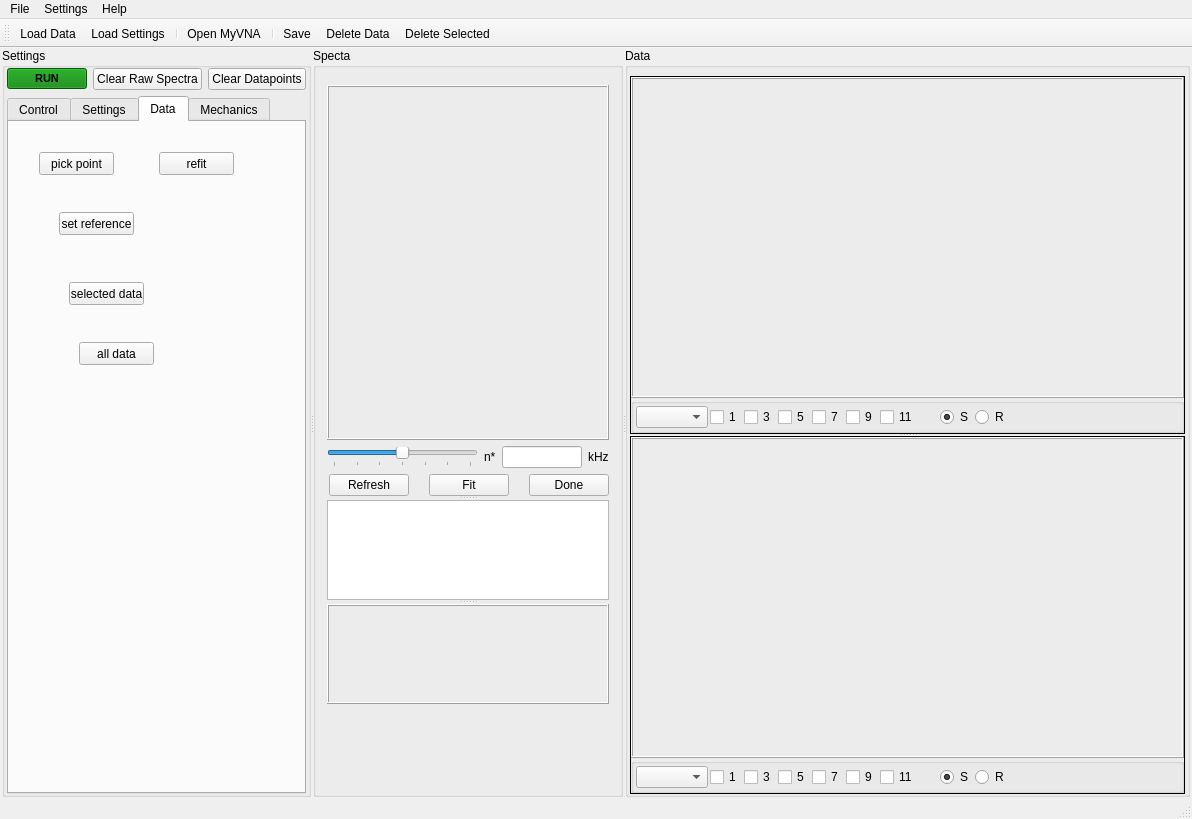
The window that QCM_GUI_test6.ui (shullgroup/rheoQCM) describes before a commit, drawn with Qt 5.
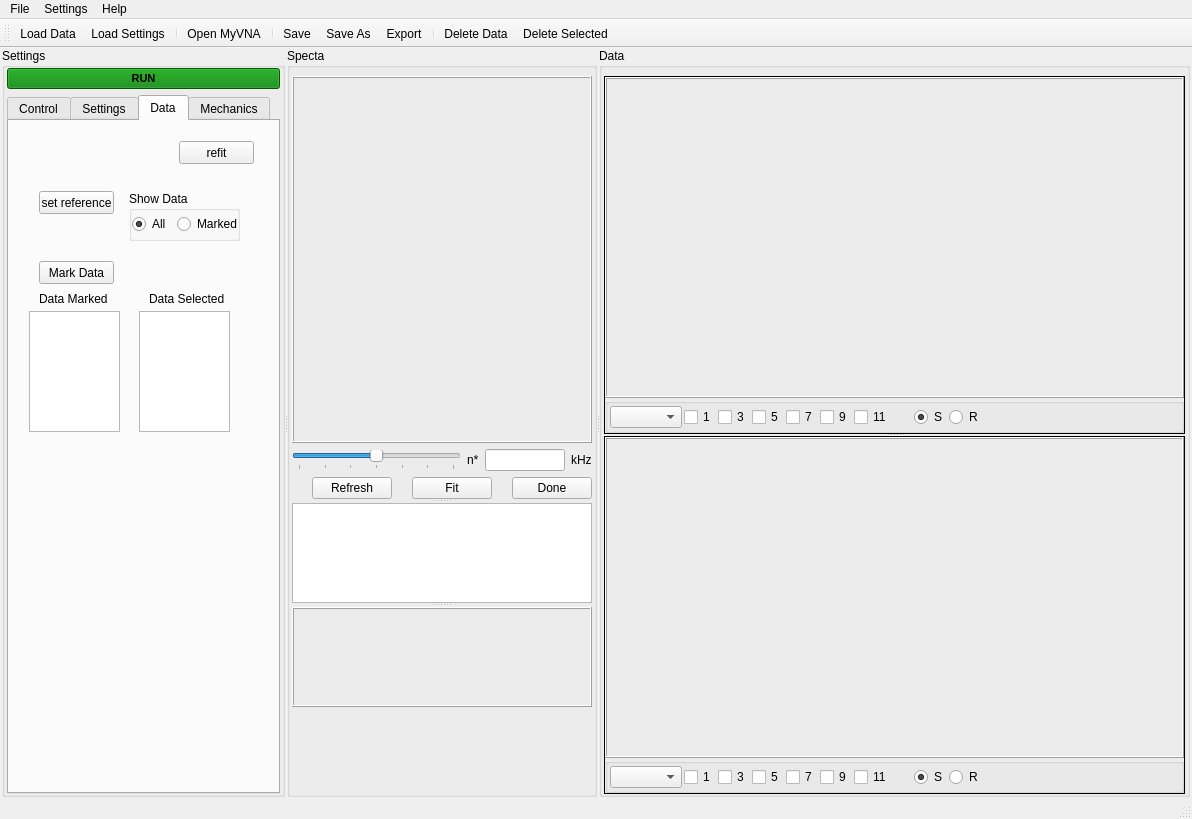
The same window after the commit. The open tabs and pages were chosen to show the change. Icons and pictures are not drawn.

```diff
--- a/QCM_GUI_test6.ui
+++ b/QCM_GUI_test6.ui
@@ -136,32 +136,6 @@
               </property>
              </widget>
             </item>
-            <item>
-             <widget class="QPushButton" name="pushButton_clear_spectra">
-              <property name="sizePolicy">
-               <sizepolicy hsizetype="Preferred" vsizetype="Fixed">
-                <horstretch>0</horstretch>
-                <verstretch>0</verstretch>
-               </sizepolicy>
-              </property>
-              <property name="text">
-               <string>Clear Raw Spectra</string>
-              </property>
-             </widget>
-            </item>
-            <item>
-             <widget class="QPushButton" name="pushButton_clear_datapoints">
-              <property name="sizePolicy">
-               <sizepolicy hsizetype="Preferred" vsizetype="Fixed">
-                <horstretch>0</horstretch>
-                <verstretch>0</verstretch>
-               </sizepolicy>
-              </property>
-              <property name="text">
-               <string>Clear Datapoints</string>
-              </property>
-             </widget>
-            </item>
            </layout>
           </item>
           <item>
@@ -1557,6 +1531,7 @@
 border-image: url(:/icon/rc/temp_sensor.svg);
 background: none;
 border: none;
+background-repeat: none;
 }
 </string>
                 </property>
@@ -1586,6 +1561,7 @@
 border-image: url(:/icon/rc/signal_ch.svg);
 background: none;
 border: none;
+background-repeat: none;
 }
 </string>
                 </property>
@@ -1634,6 +1610,7 @@
 border-image: url(:/icon/rc/ref_input.svg);
 background: none;
 border: none;
+background-repeat: none;
 }
 </string>
                 </property>
@@ -1686,24 +1663,11 @@
              <attribute name="title">
               <string>Data</string>
              </attribute>
-             <widget class="QPushButton" name="pushButton_4">
-              <property name="geometry">
-               <rect>
-                <x>30</x>
-                <y>30</y>
-                <width>75</width>
-                <height>23</height>
-               </rect>
-              </property>
-              <property name="text">
-               <string>pick point</string>
-              </property>
-             </widget>
              <widget class="QPushButton" name="pushButton_5">
               <property name="geometry">
                <rect>
-                <x>150</x>
-                <y>30</y>
+                <x>170</x>
+                <y>20</y>
                 <width>75</width>
                 <height>23</height>
                </rect>
@@ -1715,8 +1679,8 @@
              <widget class="QPushButton" name="pushButton_6">
               <property name="geometry">
                <rect>
-                <x>50</x>
-                <y>90</y>
+                <x>30</x>
+                <y>70</y>
                 <width>75</width>
                 <height>23</height>
                </rect>
@@ -1725,30 +1689,110 @@
                <string>set reference</string>
               </property>
              </widget>
-             <widget class="QPushButton" name="pushButton_7">
+             <widget class="QPushButton" name="pushButton_13">
               <property name="geometry">
                <rect>
-                <x>60</x>
-                <y>160</y>
+                <x>30</x>
+                <y>140</y>
                 <width>75</width>
                 <height>23</height>
                </rect>
               </property>
               <property name="text">
-               <string>selected data</string>
+               <string>Mark Data</string>
               </property>
              </widget>
-             <widget class="QPushButton" name="pushButton_8">
+             <widget class="QGroupBox" name="groupBox_2">
               <property name="geometry">
                <rect>
-                <x>70</x>
-                <y>220</y>
-                <width>75</width>
-                <height>23</height>
+                <x>120</x>
+                <y>70</y>
+                <width>111</width>
+                <height>50</height>
                </rect>
               </property>
+              <property name="title">
+               <string>Show Data</string>
+              </property>
+              <layout class="QHBoxLayout" name="horizontalLayout_15">
+               <property name="spacing">
+                <number>6</number>
+               </property>
+               <property name="leftMargin">
+                <number>0</number>
+               </property>
+               <property name="topMargin">
+                <number>0</number>
+               </property>
+               <property name="rightMargin">
+                <number>0</number>
+               </property>
+               <property name="bottomMargin">
+                <number>0</number>
+               </property>
+               <item>
+                <widget class="QRadioButton" name="radioButton">
+                 <property name="text">
+                  <string>All</string>
+                 </property>
+                 <property name="checked">
+                  <bool>true</bool>
+                 </property>
+                </widget>
+               </item>
+               <item>
+                <widget class="QRadioButton" name="radioButton_2">
+                 <property name="text">
+                  <string>Marked</string>
+                 </property>
+                </widget>
+               </item>
+              </layout>
+             </widget>
+             <widget class="QTextEdit" name="textEdit">
+              <property name="geometry">
+               <rect>
+                <x>20</x>
+                <y>190</y>
+                <width>91</width>
+                <height>121</height>
+               </rect>
+              </property>
+             </widget>
+             <widget class="QLabel" name="label_7">
+              <property name="geometry">
+               <rect>
+                <x>30</x>
+                <y>170</y>
+                <width>111</width>
+                <height>16</height>
+               </rect>
+              </property>
               <property name="text">
-               <string>all data</string>
+               <string>Data Marked</string>
+              </property>
+             </widget>
+             <widget class="QLabel" name="label_10">
+              <property name="geometry">
+               <rect>
+                <x>140</x>
+                <y>170</y>
+                <width>81</width>
+                <height>16</height>
+               </rect>
+              </property>
+              <property name="text">
+               <string>Data Selected</string>
+              </property>
+             </widget>
+             <widget class="QTextEdit" name="textEdit_2">
+              <property name="geometry">
+               <rect>
+                <x>130</x>
+                <y>190</y>
+                <width>91</width>
+                <height>121</height>
+               </rect>
               </property>
              </widget>
             </widget>
@@ -2266,12 +2310,12 @@
                <string>Modulus Reference: </string>
               </property>
              </widget>
-             <widget class="QWidget" name="">
+             <widget class="QWidget" name="layoutWidget">
               <property name="geometry">
                <rect>
                 <x>70</x>
                 <y>330</y>
-                <width>61</width>
+                <width>113</width>
                 <height>22</height>
                </rect>
               </property>
@@ -2338,6 +2382,7 @@
                </item>
               </layout>
              </widget>
+             <zorder>layoutWidget</zorder>
              <zorder>comboBox</zorder>
              <zorder>pushButton_3</zorder>
              <zorder>groupBox</zorder>
@@ -2346,15 +2391,11 @@
              <zorder>tableWidget_3</zorder>
              <zorder>pushButton_9</zorder>
              <zorder>pushButton_10</zorder>
-             <zorder>spinBox</zorder>
-             <zorder>spinBox_2</zorder>
-             <zorder>spinBox_3</zorder>
              <zorder>comboBox_6</zorder>
              <zorder>checkBox_7</zorder>
              <zorder>checkBox_8</zorder>
              <zorder>pushButton_12</zorder>
              <zorder>treeWidget</zorder>
-             <zorder>treeWidget</zorder>
              <zorder>label_6</zorder>
             </widget>
            </widget>
@@ -2414,13 +2455,7 @@
            </spacer>
           </item>
           <item>
-           <widget class="QLabel" name="label_settings_la">
-            <property name="sizePolicy">
-             <sizepolicy hsizetype="Fixed" vsizetype="Fixed">
-              <horstretch>0</horstretch>
-              <verstretch>0</verstretch>
-             </sizepolicy>
-            </property>
+           <widget class="QPushButton" name="pushButton_settings_la">
             <property name="minimumSize">
              <size>
               <width>8</width>
@@ -2434,32 +2469,31 @@
              </size>
             </property>
             <property name="styleSheet">
-             <string notr="true">#label_settings_la
+             <string notr="true">#pushButton_settings_la
 {
 background-color: transparent;
 border-image: url(:/icon/rc/la.svg);
 background: none;
 border: none;
-background-respeat: none;
+background-repeat: none;
 }
+
+#pushButton_settings_la:hover:!pressed
+{
+background-color: rgba(155, 230, 255, 160);
+border: 1px solid blue;
+/* border-style: inset; */
+}
+
 </string>
             </property>
             <property name="text">
              <string/>
             </property>
-            <property name="scaledContents">
-             <bool>false</bool>
-            </property>
            </widget>
           </item>
           <item>
-           <widget class="QLabel" name="label_settings_ra">
-            <property name="sizePolicy">
-             <sizepolicy hsizetype="Fixed" vsizetype="Fixed">
-              <horstretch>0</horstretch>
-              <verstretch>0</verstretch>
-             </sizepolicy>
-            </property>
+           <widget class="QPushButton" name="pushButton_settings_ra">
             <property name="minimumSize">
              <size>
               <width>8</width>
@@ -2473,13 +2507,20 @@
              </size>
             </property>
             <property name="styleSheet">
-             <string notr="true">#label_settings_ra
+             <string notr="true">#pushButton_settings_ra
 {
 background-color: transparent;
 border-image: url(:/icon/rc/ra.svg);
 background: none;
 border: none;
-background-respeat: none;
+background-repeat: none;
+}
+
+#pushButton_settings_ra:hover:!pressed
+{
+background-color: rgba(155, 230, 255, 160);
+border: 1px solid blue;
+/* border-style: inset; */
 }
 </string>
             </property>
@@ -2491,9 +2532,9 @@
          </layout>
         </item>
         <item>
-         <widget class="QStackedWidget" name="stackedWidget_spectra_mechanics">
+         <widget class="QStackedWidget" name="stackedWidget_spectra">
           <property name="currentIndex">
-           <number>0</number>
+           <number>1</number>
           </property>
           <widget class="QWidget" name="page_spectra_show">
            <layout class="QVBoxLayout" name="verticalLayout_19">
@@ -2671,15 +2712,30 @@
           </widget>
           <widget class="QWidget" name="page_spectra_fit">
            <layout class="QVBoxLayout" name="verticalLayout_27">
+            <property name="spacing">
+             <number>0</number>
+            </property>
+            <property name="leftMargin">
+             <number>0</number>
+            </property>
+            <property name="topMargin">
+             <number>0</number>
+            </property>
+            <property name="rightMargin">
+             <number>0</number>
+            </property>
+            <property name="bottomMargin">
+             <number>0</number>
+            </property>
             <item>
              <widget class="QSplitter" name="splitter_7">
               <property name="orientation">
                <enum>Qt::Vertical</enum>
               </property>
-              <widget class="QWidget" name="">
+              <widget class="QWidget" name="layoutWidget">
                <layout class="QVBoxLayout" name="verticalLayout_20">
                 <item>
-                 <widget class="QFrame" name="frame">
+                 <widget class="QFrame" name="frame_spectra_fit">
                   <property name="minimumSize">
                    <size>
                     <width>0</width>
@@ -2852,8 +2908,11 @@
                 </size>
                </property>
               </widget>
-              <widget class="QWidget" name="">
+              <widget class="QWidget" name="layoutWidget">
                <layout class="QVBoxLayout" name="verticalLayout_21">
+                <property name="spacing">
+                 <number>0</number>
+                </property>
                 <item>
                  <widget class="QFrame" name="frame_2">
                   <property name="sizePolicy">
@@ -3034,7 +3093,7 @@
                 </property>
                </column>
               </widget>
-              <widget class="QWidget" name="">
+              <widget class="QWidget" name="layoutWidget">
                <layout class="QVBoxLayout" name="verticalLayout_25">
                 <property name="spacing">
                  <number>0</number>
@@ -3141,13 +3200,7 @@
            </spacer>
           </item>
           <item>
-           <widget class="QLabel" name="label_data_la">
-            <property name="sizePolicy">
-             <sizepolicy hsizetype="Fixed" vsizetype="Fixed">
-              <horstretch>0</horstretch>
-              <verstretch>0</verstretch>
-             </sizepolicy>
-            </property>
+           <widget class="QPushButton" name="pushButton_data_la">
             <property name="minimumSize">
              <size>
               <width>8</width>
@@ -3161,32 +3214,31 @@
              </size>
             </property>
             <property name="styleSheet">
-             <string notr="true">#label_data_la
+             <string notr="true">#pushButton_data_la
 {
 background-color: transparent;
 border-image: url(:/icon/rc/la.svg);
 background: none;
 border: none;
-background-respeat: none;
+background-repeat: none;
 }
+
+#pushButton_data_la:hover:!pressed
+{
+background-color: rgba(155, 230, 255, 160);
+border: 1px solid blue;
+/* border-style: inset; */
+}
+
 </string>
             </property>
             <property name="text">
              <string/>
             </property>
-            <property name="scaledContents">
-             <bool>false</bool>
-            </property>
            </widget>
           </item>
           <item>
-           <widget class="QLabel" name="label_data_ra">
-            <property name="sizePolicy">
-             <sizepolicy hsizetype="Fixed" vsizetype="Fixed">
-              <horstretch>0</horstretch>
-              <verstretch>0</verstretch>
-             </sizepolicy>
-            </property>
+           <widget class="QPushButton" name="pushButton_data_ra">
             <property name="minimumSize">
              <size>
               <width>8</width>
@@ -3200,13 +3252,20 @@
              </size>
             </property>
             <property name="styleSheet">
-             <string notr="true">#label_data_ra
+             <string notr="true">#pushButton_data_ra
 {
 background-color: transparent;
 border-image: url(:/icon/rc/ra.svg);
 background: none;
 border: none;
-background-respeat: none;
+background-repeat: none;
+}
+
+#pushButton_data_ra:hover:!pressed
+{
+background-color: rgba(155, 230, 255, 160);
+border: 1px solid blue;
+/* border-style: inset; */
 }
 </string>
             </property>
@@ -3218,7 +3277,7 @@
          </layout>
         </item>
         <item>
-         <widget class="QStackedWidget" name="stackedWidget">
+         <widget class="QStackedWidget" name="stackedWidget_data">
           <property name="currentIndex">
            <number>0</number>
           </property>
@@ -3863,6 +3922,9 @@
    <addaction name="actionOpen_MyVNA"/>
    <addaction name="separator"/>
    <addaction name="actionSave"/>
+   <addaction name="actionSave_As"/>
+   <addaction name="actionExport"/>
+   <addaction name="separator"/>
    <addaction name="actionDelete_Data"/>
    <addaction name="actionDelete_Selected"/>
   </widget>
```
Left out of the diff: 2 changed lines with no effect on the pictures.
